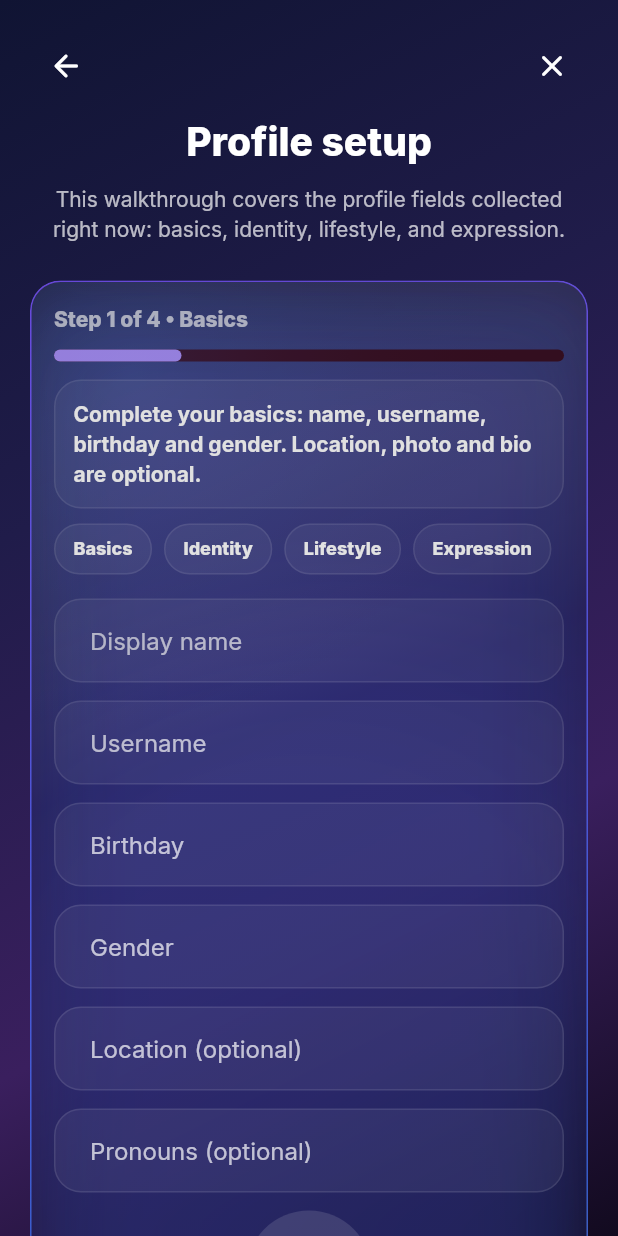
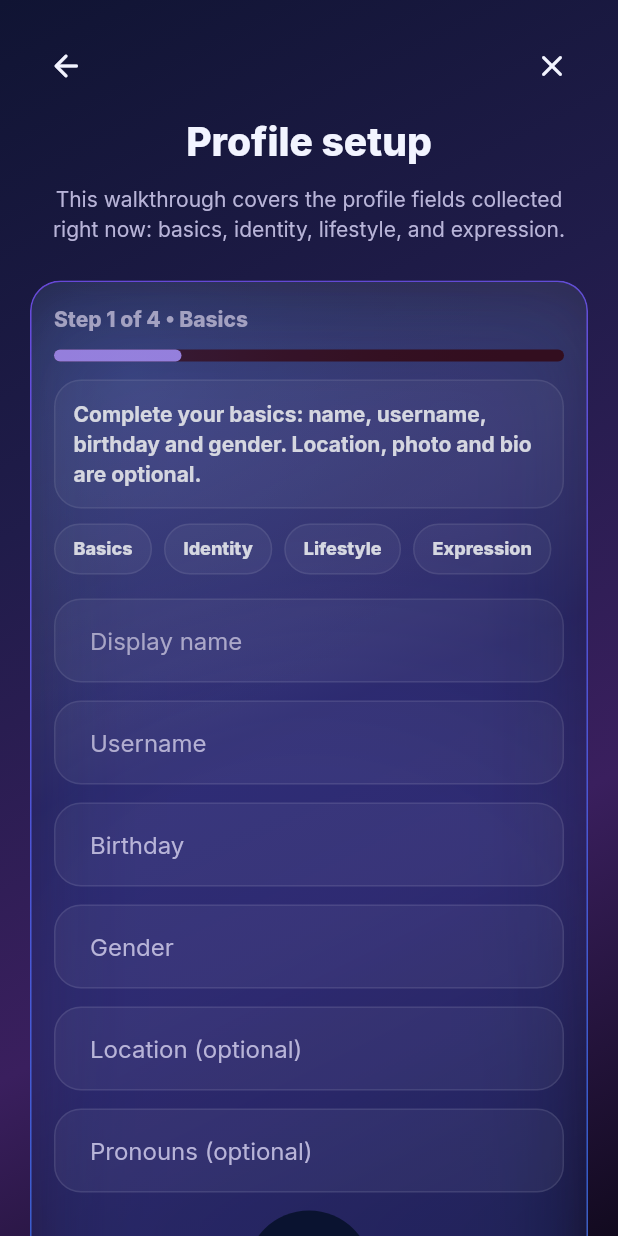
Before and after one commit to Darcell1208/trulura-starter, a Flutter app: the ProfileSetupScreen screen opened by its route, on a phone screen of 412 x 824 dp. Run offline on Flutter 3.47's test engine with Material 3 defaults, Android fonts, the phone set to English and light mode, and no system bars; our stand-ins replace flutter_riverpod, go_router, google_fonts, image_picker, shared_preferences, supabase_flutter; accounts and stored records are empty.

Commit message:
Honor appearance colors in Profile setup

```diff
--- a/lib/features/onboarding/onboarding_scaffold.dart
+++ b/lib/features/onboarding/onboarding_scaffold.dart
@@ -1,3 +1,5 @@
+import 'package:trulura/compat/provider_compat.dart';
+import 'package:trulura/providers/app_provider.dart';
 import 'package:flutter/material.dart';
 import 'package:trulura/core/navigation/tru_navigation.dart';
 import 'package:trulura/theme/trulura_theme.dart';
@@ -13,9 +15,11 @@ class TruLuraOnboardingScaffold extends StatelessWidget {
 
   @override
   Widget build(BuildContext context) {
+    final cs = Theme.of(context).colorScheme;
+    final illustrated = context.watch<AppProvider>().appearanceMode == 'trulura';
     return Scaffold(
       body: Container(
-        decoration: BoxDecoration(gradient: TruluraTheme.cosmicGradient),
+        decoration: BoxDecoration(color: cs.surface, gradient: illustrated ? TruluraTheme.cosmicGradient : null),
         child: SafeArea(
           child: Center(
             child: SingleChildScrollView(
@@ -29,21 +33,21 @@ class TruLuraOnboardingScaffold extends StatelessWidget {
                       children: [
                         IconButton(
                           onPressed: () => TruNavigation.goBackOrReturn(context),
-                          icon: const Icon(Icons.arrow_back_rounded, color: Colors.white),
+                          icon: Icon(Icons.arrow_back_rounded, color: cs.onSurface),
                           tooltip: 'Back',
                         ),
                         const Spacer(),
                         IconButton(
                           onPressed: onClose ?? () => TruNavigation.closeModule(context),
-                          icon: const Icon(Icons.close_rounded, color: Colors.white),
+                          icon: Icon(Icons.close_rounded, color: cs.onSurface),
                           tooltip: 'Close',
                         ),
                       ],
                     ),
                     const SizedBox(height: 8),
-                    Text(title, textAlign: TextAlign.center, style: const TextStyle(color: Colors.white, fontSize: 26, fontWeight: FontWeight.w800)),
+                    Text(title, textAlign: TextAlign.center, style: TextStyle(color: cs.onSurface, fontSize: 26, fontWeight: FontWeight.w800)),
                     const SizedBox(height: 10),
-                    Text(subtitle, textAlign: TextAlign.center, style: const TextStyle(color: Colors.white70)),
+                    Text(subtitle, textAlign: TextAlign.center, style: TextStyle(color: cs.onSurfaceVariant)),
                     const SizedBox(height: 24),
                     child,
                   ],
--- a/lib/features/onboarding/profile_setup_screen.dart
+++ b/lib/features/onboarding/profile_setup_screen.dart
@@ -377,7 +377,7 @@ class _ProfileSetupScreenState extends State<ProfileSetupScreen> {
                   Text(
                     'Step ${_step + 1} of ${_stepTitles.length} • ${_stepTitles[_step]}',
                     style: Theme.of(context).textTheme.labelLarge?.copyWith(
-                          color: Colors.white70,
+                          color: Theme.of(context).colorScheme.onSurfaceVariant,
                           fontWeight: FontWeight.w800,
                         ),
                   ),
@@ -392,10 +392,10 @@ class _ProfileSetupScreenState extends State<ProfileSetupScreen> {
                     width: double.infinity,
                     padding: const EdgeInsets.all(12),
                     decoration: BoxDecoration(
-                      color: Colors.white.withValues(alpha: 0.05),
+                      color: Theme.of(context).colorScheme.onSurface.withValues(alpha: 0.05),
                       borderRadius: BorderRadius.circular(18),
                       border: Border.all(
-                        color: Colors.white.withValues(alpha: 0.10),
+                        color: Theme.of(context).colorScheme.onSurface.withValues(alpha: 0.10),
                       ),
                     ),
                     // Guidance only. This used to print a percentage --
@@ -408,7 +408,7 @@ class _ProfileSetupScreenState extends State<ProfileSetupScreen> {
                     child: Text(
                       _progressMessage(),
                       style: Theme.of(context).textTheme.bodyMedium?.copyWith(
-                            color: Colors.white,
+                            color: Theme.of(context).colorScheme.onSurface,
                             fontWeight: FontWeight.w700,
                           ),
                     ),
@@ -539,7 +539,7 @@ class _ProfileSetupScreenState extends State<ProfileSetupScreen> {
           Text(
             '@$normalizedUsername',
             style: Theme.of(context).textTheme.labelLarge?.copyWith(
-                  color: Colors.white70,
+                  color: Theme.of(context).colorScheme.onSurfaceVariant,
                   fontWeight: FontWeight.w800,
                 ),
           ),
@@ -577,7 +577,7 @@ class _ProfileSetupScreenState extends State<ProfileSetupScreen> {
         Center(
           child: CircleAvatar(
             radius: 42,
-            backgroundColor: Colors.white12,
+            backgroundColor: Theme.of(context).colorScheme.surfaceContainerHighest,
             backgroundImage: _pickedPhotoBytes != null
                 ? MemoryImage(_pickedPhotoBytes!)
                 : hasPhoto
@@ -587,7 +587,7 @@ class _ProfileSetupScreenState extends State<ProfileSetupScreen> {
                     : null,
             child: hasPhoto
                 ? null
-                : const Icon(Icons.person, size: 42, color: Colors.white),
+                : Icon(Icons.person, size: 42, color: Theme.of(context).colorScheme.onSurfaceVariant),
           ),
         ),
         const SizedBox(height: 10),
@@ -620,7 +620,7 @@ class _ProfileSetupScreenState extends State<ProfileSetupScreen> {
           Text(
             'Photo selected for preview. Upload and saving still need to be completed.',
             style: Theme.of(context).textTheme.bodySmall?.copyWith(
-                  color: Colors.white70,
+                  color: Theme.of(context).colorScheme.onSurfaceVariant,
                 ),
           ),
         ],
@@ -643,7 +643,7 @@ class _ProfileSetupScreenState extends State<ProfileSetupScreen> {
         Text(
           'Persona',
           style: Theme.of(context).textTheme.titleSmall?.copyWith(
-                color: Colors.white,
+                color: Theme.of(context).colorScheme.onSurface,
                 fontWeight: FontWeight.w800,
               ),
         ),
@@ -669,7 +669,7 @@ class _ProfileSetupScreenState extends State<ProfileSetupScreen> {
         Text(
           'Temperament',
           style: Theme.of(context).textTheme.titleSmall?.copyWith(
-                color: Colors.white,
+                color: Theme.of(context).colorScheme.onSurface,
                 fontWeight: FontWeight.w800,
               ),
         ),
@@ -719,7 +719,7 @@ class _ProfileSetupScreenState extends State<ProfileSetupScreen> {
         Text(
           'Social preference',
           style: Theme.of(context).textTheme.titleSmall?.copyWith(
-                color: Colors.white,
+                color: Theme.of(context).colorScheme.onSurface,
                 fontWeight: FontWeight.w800,
               ),
         ),
@@ -740,7 +740,7 @@ class _ProfileSetupScreenState extends State<ProfileSetupScreen> {
         Text(
           'Interests',
           style: Theme.of(context).textTheme.titleSmall?.copyWith(
-                color: Colors.white,
+                color: Theme.of(context).colorScheme.onSurface,
                 fontWeight: FontWeight.w800,
               ),
         ),
@@ -776,7 +776,7 @@ class _ProfileSetupScreenState extends State<ProfileSetupScreen> {
         Text(
           'Not sure what to say? Start with a sentence below, make it yours, or leave this section blank.',
           style: Theme.of(context).textTheme.bodyMedium?.copyWith(
-                color: Colors.white70,
+                color: Theme.of(context).colorScheme.onSurfaceVariant,
               ),
         ),
         const SizedBox(height: 12),
@@ -828,15 +828,15 @@ class _ProgressChip extends StatelessWidget {
       padding: const EdgeInsets.symmetric(horizontal: 12, vertical: 8),
       decoration: BoxDecoration(
         borderRadius: BorderRadius.circular(999),
-        color: Colors.white.withValues(alpha: complete ? 0.12 : 0.06),
+        color: Theme.of(context).colorScheme.onSurface.withValues(alpha: complete ? 0.12 : 0.06),
         border: Border.all(
-          color: Colors.white.withValues(alpha: complete ? 0.20 : 0.10),
+          color: Theme.of(context).colorScheme.onSurface.withValues(alpha: complete ? 0.20 : 0.10),
         ),
       ),
       child: Text(
         label,
         style: Theme.of(context).textTheme.labelMedium?.copyWith(
-              color: Colors.white,
+              color: Theme.of(context).colorScheme.onSurface,
               fontWeight: FontWeight.w800,
             ),
       ),
@@ -868,23 +868,23 @@ class _Field extends StatelessWidget {
       maxLines: maxLines,
       keyboardType: keyboardType,
       onChanged: onChanged,
-      style: const TextStyle(color: Colors.white),
+      style: TextStyle(color: Theme.of(context).colorScheme.onSurface),
       decoration: InputDecoration(
         labelText: label,
         hintText: hint,
-        labelStyle: const TextStyle(color: Colors.white70),
+        labelStyle: TextStyle(color: Theme.of(context).colorScheme.onSurfaceVariant),
         filled: true,
-        fillColor: Colors.white.withValues(alpha: 0.05),
+        fillColor: Theme.of(context).colorScheme.onSurface.withValues(alpha: 0.05),
         border: OutlineInputBorder(
           borderRadius: BorderRadius.circular(18),
           borderSide: BorderSide(
-            color: Colors.white.withValues(alpha: 0.10),
+            color: Theme.of(context).colorScheme.onSurface.withValues(alpha: 0.10),
           ),
         ),
         enabledBorder: OutlineInputBorder(
           borderRadius: BorderRadius.circular(18),
           borderSide: BorderSide(
-            color: Colors.white.withValues(alpha: 0.10),
+            color: Theme.of(context).colorScheme.onSurface.withValues(alpha: 0.10),
           ),
         ),
         focusedBorder: OutlineInputBorder(
```
